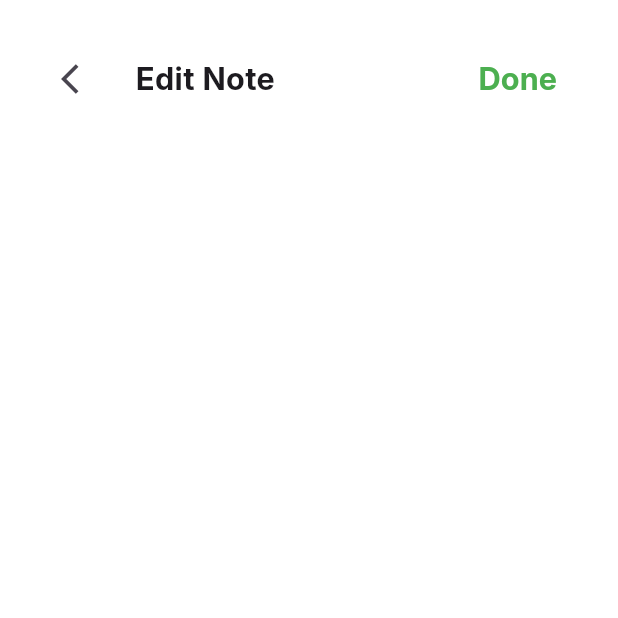
After one commit to tasneem-gamal/Notes-App, a Flutter app: the EditNoteView screen opened directly, on a phone screen of 412 x 824 dp, the top half of it. The commit adds this screen. Run offline on Flutter 3.47's test engine with Material 3 defaults, Android fonts, the phone set to English and light mode, and no system bars; our stand-ins replace flutter_screenutil.

Commit message:
edit view app bar

```diff
--- /dev/null
+++ b/lib/core/helpers/extension.dart
@@ -0,0 +1,24 @@
+import 'package:flutter/material.dart';
+
+extension Navigation on BuildContext {
+
+  // Method to push a named route onto the stack
+  Future<T?> pushNamed<T>(String routeName, {Object? arguments}) {
+    return Navigator.of(this).pushNamed<T>(routeName, arguments: arguments);
+  }
+
+  // Method to replace the current route with a new named route
+  Future<T?> pushReplacementNamed<T, TO>(String routeName, {Object? arguments}) {
+    return Navigator.of(this).pushReplacementNamed<T, TO>(routeName, arguments: arguments);
+  }
+
+  // Method to push a named route and remove all the routes until a condition is met
+  Future<T?> pushNamedAndRemoveUntil<T>(String newRouteName, RoutePredicate predicate, {Object? arguments}) {
+    return Navigator.of(this).pushNamedAndRemoveUntil<T>(newRouteName, predicate, arguments: arguments);
+  }
+
+  // Method to pop the current route off the stack
+  void pop(){
+    Navigator.of(this).pop();
+  }
+}
--- a/lib/core/widgets/constants.dart
+++ b/lib/core/widgets/constants.dart
@@ -3,4 +3,5 @@ import 'package:flutter_screenutil/flutter_screenutil.dart';
 
 class Constants {
   static EdgeInsets homePadding = EdgeInsets.only(left: 24.h, right: 24.h, top: 32.h);
+  static EdgeInsets editPadding = EdgeInsets.only(left: 24.h, right: 24.h, top: 24.h);
 }
--- /dev/null
+++ b/lib/features/edit_note/edit_note_view.dart
@@ -0,0 +1,13 @@
+import 'package:flutter/material.dart';
+import 'package:notes/features/edit_note/widgets/edit_note_view_body.dart';
+
+class EditNoteView extends StatelessWidget {
+  const EditNoteView({super.key});
+
+  @override
+  Widget build(BuildContext context) {
+    return const Scaffold(
+      body: SafeArea(child: EditNoteViewBody()),
+    );
+  }
+}
--- /dev/null
+++ b/lib/features/edit_note/widgets/custom_app_bar.dart
@@ -0,0 +1,45 @@
+import 'package:flutter/material.dart';
+import 'package:flutter_screenutil/flutter_screenutil.dart';
+import 'package:notes/core/helpers/extension.dart';
+
+import '../../../core/theming/styles.dart';
+
+class CustomAppBar extends StatelessWidget {
+  const CustomAppBar({
+    super.key,
+  });
+
+  @override
+  Widget build(BuildContext context) {
+    return Row(
+      mainAxisAlignment: MainAxisAlignment.spaceBetween,
+      children: [
+        Row(
+          children: [
+            IconButton(
+                onPressed: () {
+                  context.pop();
+                },
+                icon: const Icon(Icons.arrow_back_ios)),
+            SizedBox(
+              width: 12.w,
+            ),
+            Text(
+              'Edit Note',
+              style: Styles.textStyle18,
+            )
+          ],
+        ),
+        TextButton(
+          onPressed: (){},
+          child: Text(
+            'Done',
+            style: Styles.textStyle18.copyWith(
+              color: Colors.green
+            ),
+          )
+        )
+      ],
+    );
+  }
+}
--- /dev/null
+++ b/lib/features/edit_note/widgets/edit_note_view_body.dart
@@ -0,0 +1,19 @@
+import 'package:flutter/material.dart';
+import 'package:notes/core/widgets/constants.dart';
+import 'package:notes/features/edit_note/widgets/custom_app_bar.dart';
+
+class EditNoteViewBody extends StatelessWidget {
+  const EditNoteViewBody({super.key});
+
+  @override
+  Widget build(BuildContext context) {
+    return Padding(
+      padding: Constants.editPadding,
+      child: const Column(
+        children: [
+          CustomAppBar()
+        ],
+      ),
+    );
+  }
+}
```
